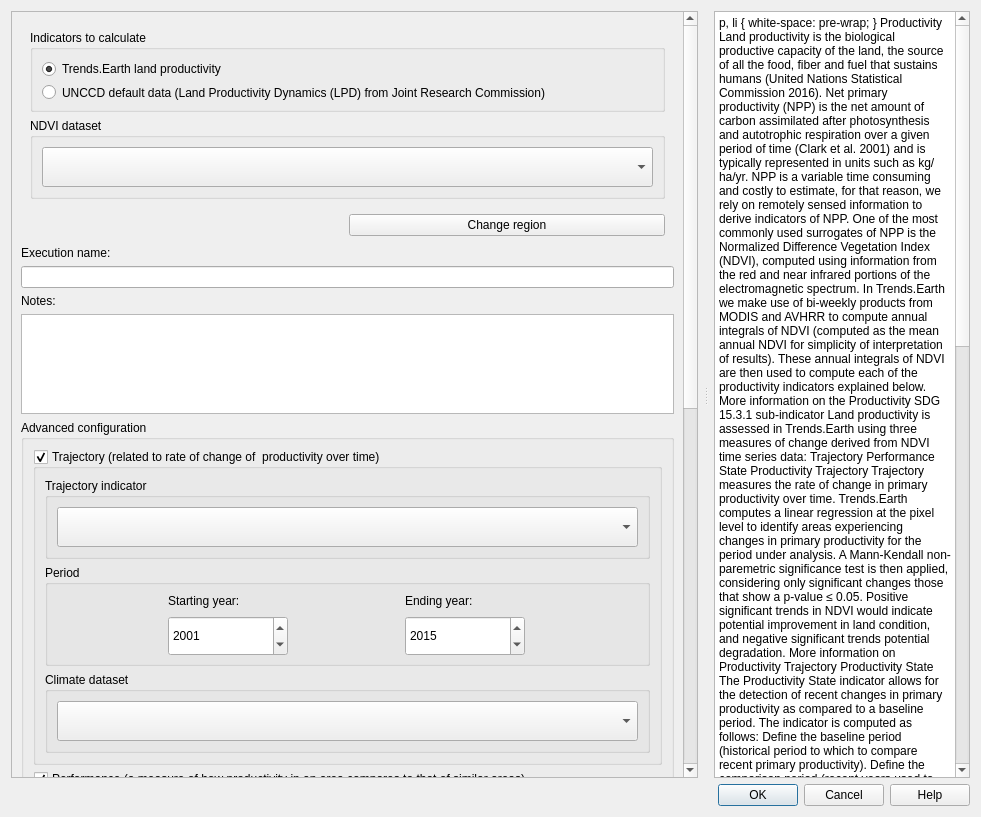
Above: LDMP/gui/DlgCalculateProd.ui from ConservationInternational/trends.earth before the change. Below: the same form after it.
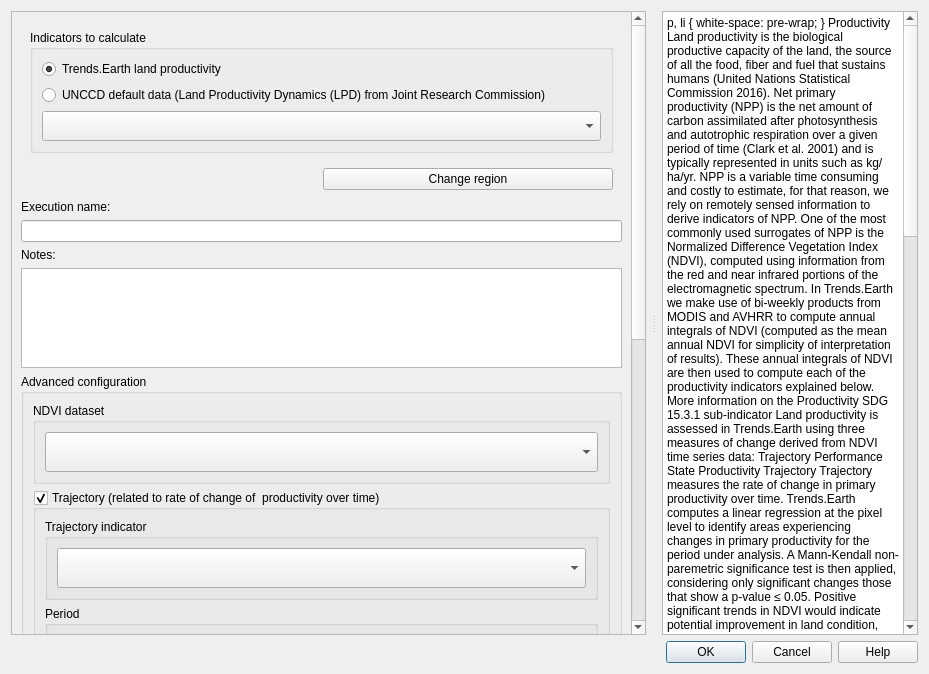
That is the form after the change. Custom widgets are drawn as their Qt base class.

Commit message:
Support all three LPD datasets in productivity tool
Also add filtering of available data layers by a metadata field

Patch:
```diff
--- a/LDMP/gui/DlgCalculateProd.ui
+++ b/LDMP/gui/DlgCalculateProd.ui
@@ -6,8 +6,8 @@
    <rect>
     <x>0</x>
     <y>0</y>
-    <width>981</width>
-    <height>817</height>
+    <width>929</width>
+    <height>674</height>
    </rect>
   </property>
   <property name="sizePolicy">
@@ -73,8 +73,8 @@
            <rect>
             <x>0</x>
             <y>0</y>
-            <width>675</width>
-            <height>780</height>
+            <width>637</width>
+            <height>625</height>
            </rect>
           </property>
           <layout class="QVBoxLayout" name="verticalLayout_3">
@@ -98,40 +98,8 @@
                 <property name="title">
                  <string>Indicators to calculate</string>
                 </property>
-                <layout class="QGridLayout" name="gridLayout_6">
-                 <item row="1" column="0">
-                  <widget class="QRadioButton" name="mode_lpd_jrc">
-                   <property name="sizePolicy">
-                    <sizepolicy hsizetype="Fixed" vsizetype="Fixed">
-                     <horstretch>0</horstretch>
-                     <verstretch>0</verstretch>
-                    </sizepolicy>
-                   </property>
-                   <property name="text">
-                    <string/>
-                   </property>
-                   <property name="checked">
-                    <bool>false</bool>
-                   </property>
-                  </widget>
-                 </item>
-                 <item row="1" column="1">
-                  <widget class="QLabel" name="label">
-                   <property name="sizePolicy">
-                    <sizepolicy hsizetype="Preferred" vsizetype="Preferred">
-                     <horstretch>0</horstretch>
-                     <verstretch>0</verstretch>
-                    </sizepolicy>
-                   </property>
-                   <property name="text">
-                    <string>UNCCD default data (Land Productivity Dynamics (LPD) from Joint Research Commission)</string>
-                   </property>
-                   <property name="wordWrap">
-                    <bool>true</bool>
-                   </property>
-                  </widget>
-                 </item>
-                 <item row="0" column="0" colspan="2">
+                <layout class="QVBoxLayout" name="verticalLayout_11">
+                 <item>
                   <widget class="QRadioButton" name="mode_te_prod">
                    <property name="sizePolicy">
                     <sizepolicy hsizetype="Preferred" vsizetype="Preferred">
@@ -147,42 +115,28 @@
                    </property>
                   </widget>
                  </item>
-                </layout>
-               </widget>
-              </item>
-              <item>
-               <widget class="QGroupBox" name="groupBox_ndvi_dataset">
-                <property name="sizePolicy">
-                 <sizepolicy hsizetype="Preferred" vsizetype="Preferred">
-                  <horstretch>0</horstretch>
-                  <verstretch>0</verstretch>
-                 </sizepolicy>
-                </property>
-                <property name="maximumSize">
-                 <size>
-                  <width>16777215</width>
-                  <height>16777215</height>
-                 </size>
-                </property>
-                <property name="title">
-                 <string>NDVI dataset</string>
-                </property>
-                <property name="flat">
-                 <bool>true</bool>
-                </property>
-                <layout class="QVBoxLayout" name="verticalLayout_4">
                  <item>
-                  <widget class="QComboBox" name="dataset_ndvi">
+                  <widget class="QRadioButton" name="mode_lpd_jrc">
                    <property name="sizePolicy">
                     <sizepolicy hsizetype="Preferred" vsizetype="Preferred">
                      <horstretch>0</horstretch>
                      <verstretch>0</verstretch>
                     </sizepolicy>
                    </property>
+                   <property name="text">
+                    <string>UNCCD default data (Land Productivity Dynamics (LPD) from Joint Research Commission)</string>
+                   </property>
+                   <property name="checked">
+                    <bool>false</bool>
+                   </property>
+                  </widget>
+                 </item>
+                 <item>
+                  <widget class="QComboBox" name="combo_lpd">
                    <property name="minimumSize">
                     <size>
                      <width>0</width>
-                     <height>40</height>
+                     <height>30</height>
                     </size>
                    </property>
                    <property name="toolTip">
@@ -287,6 +241,49 @@
               <bool>true</bool>
              </property>
              <layout class="QVBoxLayout" name="verticalLayout_9">
+              <item>
+               <widget class="QGroupBox" name="groupBox_ndvi_dataset">
+                <property name="sizePolicy">
+                 <sizepolicy hsizetype="Preferred" vsizetype="Preferred">
+                  <horstretch>0</horstretch>
+                  <verstretch>0</verstretch>
+                 </sizepolicy>
+                </property>
+                <property name="maximumSize">
+                 <size>
+                  <width>16777215</width>
+                  <height>16777215</height>
+                 </size>
+                </property>
+                <property name="title">
+                 <string>NDVI dataset</string>
+                </property>
+                <property name="flat">
+                 <bool>true</bool>
+                </property>
+                <layout class="QVBoxLayout" name="verticalLayout_4">
+                 <item>
+                  <widget class="QComboBox" name="dataset_ndvi">
+                   <property name="sizePolicy">
+                    <sizepolicy hsizetype="Preferred" vsizetype="Preferred">
+                     <horstretch>0</horstretch>
+                     <verstretch>0</verstretch>
+                    </sizepolicy>
+                   </property>
+                   <property name="minimumSize">
+                    <size>
+                     <width>0</width>
+                     <height>40</height>
+                    </size>
+                   </property>
+                   <property name="toolTip">
+                    <string>Select the type of the NDVI dataset.</string>
+                   </property>
+                  </widget>
+                 </item>
+                </layout>
+               </widget>
+              </item>
               <item>
                <widget class="QGroupBox" name="groupBox_traj">
                 <property name="title">
@@ -980,45 +977,45 @@
        <string>&lt;!DOCTYPE HTML PUBLIC &quot;-//W3C//DTD HTML 4.0//EN&quot; &quot;http://www.w3.org/TR/REC-html40/strict.dtd&quot;&gt;
 &lt;html&gt;&lt;head&gt;&lt;meta name=&quot;qrichtext&quot; content=&quot;1&quot; /&gt;&lt;style type=&quot;text/css&quot;&gt;
 p, li { white-space: pre-wrap; }
-&lt;/style&gt;&lt;/head&gt;&lt;body style=&quot; font-family:'Ubuntu'; font-size:11pt; font-weight:400; font-style:normal;&quot;&gt;
-&lt;p style=&quot; margin-top:0px; margin-bottom:0px; margin-left:0px; margin-right:0px; -qt-block-indent:0; text-indent:0px;&quot;&gt;&lt;span style=&quot; font-size:large; font-weight:600;&quot;&gt;Productivity&lt;/span&gt;&lt;/p&gt;
-&lt;p style=&quot; margin-top:12px; margin-bottom:12px; margin-left:0px; margin-right:0px; -qt-block-indent:0; text-indent:0px;&quot;&gt;Land productivity is the biological productive capacity of the land, the source of all the food, fiber and fuel that sustains humans (United Nations Statistical Commission 2016). Net primary productivity (NPP) is the net amount of carbon assimilated after photosynthesis and autotrophic respiration over a given period of time (Clark et al. 2001) and is typically represented in units such as kg/ha/yr. NPP is a variable time consuming and costly to estimate, for that reason, we rely on remotely sensed information to derive indicators of NPP.&lt;/p&gt;
-&lt;p style=&quot;-qt-paragraph-type:empty; margin-top:12px; margin-bottom:12px; margin-left:0px; margin-right:0px; -qt-block-indent:0; text-indent:0px;&quot;&gt;&lt;br /&gt;&lt;/p&gt;
-&lt;p style=&quot; margin-top:12px; margin-bottom:12px; margin-left:0px; margin-right:0px; -qt-block-indent:0; text-indent:0px;&quot;&gt;One of the most commonly used surrogates of NPP is the Normalized Difference Vegetation Index (NDVI), computed using information from the red and near infrared portions of the electromagnetic spectrum. In Trends.Earth we make use of bi-weekly products from MODIS and AVHRR to compute annual integrals of NDVI (computed as the mean annual NDVI for simplicity of interpretation of results). These annual integrals of NDVI are then used to compute each of the productivity indicators explained below.&lt;/p&gt;
-&lt;p style=&quot;-qt-paragraph-type:empty; margin-top:12px; margin-bottom:12px; margin-left:0px; margin-right:0px; -qt-block-indent:0; text-indent:0px;&quot;&gt;&lt;br /&gt;&lt;/p&gt;
-&lt;p style=&quot; margin-top:12px; margin-bottom:12px; margin-left:0px; margin-right:0px; -qt-block-indent:0; text-indent:0px;&quot;&gt;&lt;a href=&quot;http://trends.earth/docs/en/background/understanding_indicators15.html#productivity&quot;&gt;&lt;span style=&quot; text-decoration: underline; color:#0000ff;&quot;&gt;More information on the Productivity SDG 15.3.1 sub-indicator&lt;/span&gt;&lt;/a&gt;&lt;/p&gt;
-&lt;p style=&quot;-qt-paragraph-type:empty; margin-top:12px; margin-bottom:12px; margin-left:0px; margin-right:0px; -qt-block-indent:0; text-indent:0px;&quot;&gt;&lt;br /&gt;&lt;/p&gt;
-&lt;p style=&quot; margin-top:12px; margin-bottom:12px; margin-left:0px; margin-right:0px; -qt-block-indent:0; text-indent:0px;&quot;&gt;Land productivity is assessed in Trends.Earth using three measures of change derived from NDVI time series data: &lt;/p&gt;
-&lt;ul style=&quot;margin-top: 0px; margin-bottom: 0px; margin-left: 0px; margin-right: 0px; -qt-list-indent: 1;&quot;&gt;&lt;li style=&quot; margin-top:12px; margin-bottom:0px; margin-left:0px; margin-right:0px; -qt-block-indent:0; text-indent:0px;&quot;&gt;Trajectory&lt;/li&gt;
-&lt;li style=&quot; margin-top:0px; margin-bottom:0px; margin-left:0px; margin-right:0px; -qt-block-indent:0; text-indent:0px;&quot;&gt;Performance&lt;/li&gt;
-&lt;li style=&quot; margin-top:0px; margin-bottom:12px; margin-left:0px; margin-right:0px; -qt-block-indent:0; text-indent:0px;&quot;&gt;State&lt;/li&gt;&lt;/ul&gt;
-&lt;p style=&quot;-qt-paragraph-type:empty; margin-top:0px; margin-bottom:12px; margin-left:0px; margin-right:0px; -qt-block-indent:0; text-indent:0px;&quot;&gt;&lt;br /&gt;&lt;/p&gt;
-&lt;p style=&quot; margin-top:0px; margin-bottom:12px; margin-left:0px; margin-right:0px; -qt-block-indent:0; text-indent:0px;&quot;&gt;&lt;span style=&quot; font-size:medium; font-weight:600;&quot;&gt;Productivity Trajectory&lt;/span&gt;&lt;/p&gt;
-&lt;p style=&quot; margin-top:12px; margin-bottom:12px; margin-left:0px; margin-right:0px; -qt-block-indent:0; text-indent:0px;&quot;&gt;Trajectory measures the rate of change in primary productivity over time. Trends.Earth computes a linear regression at the pixel level to identify areas experiencing changes in primary productivity for the period under analysis. A Mann-Kendall non-paremetric significance test is then applied, considering only significant changes those that show a p-value ≤ 0.05. Positive significant trends in NDVI would indicate potential improvement in land condition, and negative significant trends potential degradation.&lt;/p&gt;
-&lt;p style=&quot;-qt-paragraph-type:empty; margin-top:12px; margin-bottom:12px; margin-left:0px; margin-right:0px; -qt-block-indent:0; text-indent:0px;&quot;&gt;&lt;br /&gt;&lt;/p&gt;
-&lt;p style=&quot; margin-top:12px; margin-bottom:12px; margin-left:0px; margin-right:0px; -qt-block-indent:0; text-indent:0px;&quot;&gt;&lt;a href=&quot;http://trends.earth/docs/en/background/understanding_indicators15.html#productivity-trajectory&quot;&gt;&lt;span style=&quot; text-decoration: underline; color:#0000ff;&quot;&gt;More information on Productivity Trajectory&lt;/span&gt;&lt;/a&gt;&lt;/p&gt;
-&lt;p style=&quot;-qt-paragraph-type:empty; margin-top:12px; margin-bottom:12px; margin-left:0px; margin-right:0px; -qt-block-indent:0; text-indent:0px;&quot;&gt;&lt;br /&gt;&lt;/p&gt;
-&lt;p style=&quot; margin-top:12px; margin-bottom:12px; margin-left:0px; margin-right:0px; -qt-block-indent:0; text-indent:0px;&quot;&gt;&lt;span style=&quot; font-size:medium; font-weight:600;&quot;&gt;Productivity State&lt;/span&gt;&lt;/p&gt;
-&lt;p style=&quot; margin-top:12px; margin-bottom:12px; margin-left:0px; margin-right:0px; -qt-block-indent:0; text-indent:0px;&quot;&gt;The Productivity State indicator allows for the detection of recent changes in primary productivity as compared to a baseline period. The indicator is computed as follows:&lt;/p&gt;
-&lt;ol style=&quot;margin-top: 0px; margin-bottom: 0px; margin-left: 0px; margin-right: 0px; -qt-list-indent: 1;&quot;&gt;&lt;li style=&quot; margin-top:12px; margin-bottom:12px; margin-left:0px; margin-right:0px; -qt-block-indent:0; text-indent:0px;&quot;&gt;Define the baseline period (historical period to which to compare recent primary productivity).&lt;/li&gt;
-&lt;li style=&quot; margin-top:12px; margin-bottom:12px; margin-left:0px; margin-right:0px; -qt-block-indent:0; text-indent:0px;&quot;&gt;Define the comparison period (recent years used to compute comparison). It is recommended to use a 3-year to avoid annual fluctuations related to climate.&lt;/li&gt;
-&lt;li style=&quot; margin-top:12px; margin-bottom:12px; margin-left:0px; margin-right:0px; -qt-block-indent:0; text-indent:0px;&quot;&gt;For each pixel, use the annual integrals of NDVI for the baseline period to compute a frequency distribution. In case the baseline period missed some extreme values in NDVI, add 5% on both extremes of the distribution. That expanded frequency distribution curve is then used to define the cut-off values of the 10 percentile classes.&lt;/li&gt;
-&lt;li style=&quot; margin-top:12px; margin-bottom:12px; margin-left:0px; margin-right:0px; -qt-block-indent:0; text-indent:0px;&quot;&gt;Compute the mean NDVI for the baseline period, and determine the percentile class it belongs to. Assign to the mean NDVI for the baseline period the number corresponding to that percentile class. Possible values range from 1 (lowest class) to 10 (highest class).&lt;/li&gt;
-&lt;li style=&quot; margin-top:12px; margin-bottom:12px; margin-left:0px; margin-right:0px; -qt-block-indent:0; text-indent:0px;&quot;&gt;Compute the mean NDVI for the comparison period, and determine the percentile class it belongs to. Assign to the mean NDVI for the comparison period the number corresponding to that percentile class. Possible values range from 1 (lowest class) to 10 (highest class).&lt;/li&gt;
-&lt;li style=&quot; margin-top:12px; margin-bottom:12px; margin-left:0px; margin-right:0px; -qt-block-indent:0; text-indent:0px;&quot;&gt;Determine the difference in class number between the comparison and the baseline period (comparison minus baseline).&lt;/li&gt;
-&lt;li style=&quot; margin-top:12px; margin-bottom:12px; margin-left:0px; margin-right:0px; -qt-block-indent:0; text-indent:0px;&quot;&gt;If the difference in class between the baseline and the comparison period is ≤ 2, then that pixel could potentially be degraded. If the difference is ≥ 2, that pixel would indicate a recent improvement in terms of primary productivity. Pixels with small changes are considered stable.&lt;/li&gt;&lt;/ol&gt;
-&lt;p style=&quot;-qt-paragraph-type:empty; margin-top:12px; margin-bottom:12px; margin-left:0px; margin-right:0px; -qt-block-indent:0; text-indent:0px;&quot;&gt;&lt;br /&gt;&lt;/p&gt;
-&lt;p style=&quot; margin-top:12px; margin-bottom:12px; margin-left:0px; margin-right:0px; -qt-block-indent:0; text-indent:0px;&quot;&gt;&lt;a href=&quot;http://trends.earth/docs/en/background/understanding_indicators15.html#productivity-state&quot;&gt;&lt;span style=&quot; text-decoration: underline; color:#0000ff;&quot;&gt;More information on Productivity State&lt;/span&gt;&lt;/a&gt;&lt;/p&gt;
-&lt;p style=&quot;-qt-paragraph-type:empty; margin-top:0px; margin-bottom:0px; margin-left:0px; margin-right:0px; -qt-block-indent:0; text-indent:0px; text-decoration: underline; color:#0000ff;&quot;&gt;&lt;br /&gt;&lt;/p&gt;
-&lt;p style=&quot; margin-top:12px; margin-bottom:12px; margin-left:0px; margin-right:0px; -qt-block-indent:0; text-indent:0px;&quot;&gt;&lt;span style=&quot; font-size:medium; font-weight:600;&quot;&gt;Productivity Performance&lt;/span&gt;&lt;/p&gt;
-&lt;p style=&quot; margin-top:12px; margin-bottom:12px; margin-left:0px; margin-right:0px; -qt-block-indent:0; text-indent:0px;&quot;&gt;The Productivity Performance indicator measures local productivity relative to other similar vegetation types in similar land cover types or bioclimatic regions throughout the study area. Trends.Earth uses the unique combination of soil units (soil taxonomy units using USDA system provided by SoilGrids at 250m resolution) and land cover (full 37 land cover classes provided by ESA CCI at 300m resolution) to define this areas of analysis. The indicator is computed as follows:&lt;/p&gt;
-&lt;ol style=&quot;margin-top: 0px; margin-bottom: 0px; margin-left: 0px; margin-right: 0px; -qt-list-indent: 1;&quot;&gt;&lt;li style=&quot; margin-top:12px; margin-bottom:12px; margin-left:0px; margin-right:0px; -qt-block-indent:0; text-indent:0px;&quot;&gt;Define the analysis period, and use the time series of NDVI to compute mean the NDVI for each pixel.&lt;/li&gt;
-&lt;li style=&quot; margin-top:12px; margin-bottom:12px; margin-left:0px; margin-right:0px; -qt-block-indent:0; text-indent:0px;&quot;&gt;Define similar ecologically similar units as the unique intersection of land cover and soil type.&lt;/li&gt;
-&lt;li style=&quot; margin-top:12px; margin-bottom:12px; margin-left:0px; margin-right:0px; -qt-block-indent:0; text-indent:0px;&quot;&gt;For each unit, extract all the mean NDVI values computed in step 1, and create a frequency distribution. From this distribution determine the value which represents the 90th percentile (we don’t recommend using the absolute maximum NDVI value to avoid possible errors due to the presence of outliers). The value representing the 90th percentile will be considered the maximum productivity for that unit.&lt;/li&gt;
-&lt;li style=&quot; margin-top:12px; margin-bottom:12px; margin-left:0px; margin-right:0px; -qt-block-indent:0; text-indent:0px;&quot;&gt;Compute the ratio of mean NDVI and maximum productivity (in each case compare the mean observed value to the maximum for its corresponding unit).&lt;/li&gt;
-&lt;li style=&quot; margin-top:12px; margin-bottom:12px; margin-left:0px; margin-right:0px; -qt-block-indent:0; text-indent:0px;&quot;&gt;If observed mean NDVI is lower than 50% than the maximum productivity, that pixel is considered potentially degraded for this indicator.&lt;/li&gt;&lt;/ol&gt;
-&lt;p style=&quot;-qt-paragraph-type:empty; margin-top:12px; margin-bottom:12px; margin-left:0px; margin-right:0px; -qt-block-indent:0; text-indent:0px;&quot;&gt;&lt;br /&gt;&lt;/p&gt;
-&lt;p style=&quot; margin-top:12px; margin-bottom:12px; margin-left:0px; margin-right:0px; -qt-block-indent:0; text-indent:0px;&quot;&gt;&lt;a href=&quot;http://trends.earth/docs/en/background/understanding_indicators15.html#productivity-performance&quot;&gt;&lt;span style=&quot; text-decoration: underline; color:#0000ff;&quot;&gt;More information on Productivity Performance&lt;/span&gt;&lt;/a&gt;&lt;/p&gt;&lt;/body&gt;&lt;/html&gt;</string>
+&lt;/style&gt;&lt;/head&gt;&lt;body style=&quot; font-family:'MS Shell Dlg 2'; font-size:8.25pt; font-weight:400; font-style:normal;&quot;&gt;
+&lt;p style=&quot; margin-top:0px; margin-bottom:0px; margin-left:0px; margin-right:0px; -qt-block-indent:0; text-indent:0px;&quot;&gt;&lt;span style=&quot; font-family:'Ubuntu'; font-size:11pt; font-weight:600;&quot;&gt;Productivity&lt;/span&gt;&lt;/p&gt;
+&lt;p style=&quot; margin-top:12px; margin-bottom:12px; margin-left:0px; margin-right:0px; -qt-block-indent:0; text-indent:0px;&quot;&gt;&lt;span style=&quot; font-family:'Ubuntu'; font-size:11pt;&quot;&gt;Land productivity is the biological productive capacity of the land, the source of all the food, fiber and fuel that sustains humans (United Nations Statistical Commission 2016). Net primary productivity (NPP) is the net amount of carbon assimilated after photosynthesis and autotrophic respiration over a given period of time (Clark et al. 2001) and is typically represented in units such as kg/ha/yr. NPP is a variable time consuming and costly to estimate, for that reason, we rely on remotely sensed information to derive indicators of NPP.&lt;/span&gt;&lt;/p&gt;
+&lt;p style=&quot;-qt-paragraph-type:empty; margin-top:12px; margin-bottom:12px; margin-left:0px; margin-right:0px; -qt-block-indent:0; text-indent:0px; font-family:'Ubuntu'; font-size:11pt;&quot;&gt;&lt;br /&gt;&lt;/p&gt;
+&lt;p style=&quot; margin-top:12px; margin-bottom:12px; margin-left:0px; margin-right:0px; -qt-block-indent:0; text-indent:0px;&quot;&gt;&lt;span style=&quot; font-family:'Ubuntu'; font-size:11pt;&quot;&gt;One of the most commonly used surrogates of NPP is the Normalized Difference Vegetation Index (NDVI), computed using information from the red and near infrared portions of the electromagnetic spectrum. In Trends.Earth we make use of bi-weekly products from MODIS and AVHRR to compute annual integrals of NDVI (computed as the mean annual NDVI for simplicity of interpretation of results). These annual integrals of NDVI are then used to compute each of the productivity indicators explained below.&lt;/span&gt;&lt;/p&gt;
+&lt;p style=&quot;-qt-paragraph-type:empty; margin-top:12px; margin-bottom:12px; margin-left:0px; margin-right:0px; -qt-block-indent:0; text-indent:0px; font-family:'Ubuntu'; font-size:11pt;&quot;&gt;&lt;br /&gt;&lt;/p&gt;
+&lt;p style=&quot; margin-top:12px; margin-bottom:12px; margin-left:0px; margin-right:0px; -qt-block-indent:0; text-indent:0px;&quot;&gt;&lt;a href=&quot;http://trends.earth/docs/en/background/understanding_indicators15.html#productivity&quot;&gt;&lt;span style=&quot; font-family:'Ubuntu'; font-size:11pt; text-decoration: underline; color:#0000ff;&quot;&gt;More information on the Productivity SDG 15.3.1 sub-indicator&lt;/span&gt;&lt;/a&gt;&lt;/p&gt;
+&lt;p style=&quot;-qt-paragraph-type:empty; margin-top:12px; margin-bottom:12px; margin-left:0px; margin-right:0px; -qt-block-indent:0; text-indent:0px; font-family:'Ubuntu'; font-size:11pt;&quot;&gt;&lt;br /&gt;&lt;/p&gt;
+&lt;p style=&quot; margin-top:12px; margin-bottom:12px; margin-left:0px; margin-right:0px; -qt-block-indent:0; text-indent:0px;&quot;&gt;&lt;span style=&quot; font-family:'Ubuntu'; font-size:11pt;&quot;&gt;Land productivity is assessed in Trends.Earth using three measures of change derived from NDVI time series data: &lt;/span&gt;&lt;/p&gt;
+&lt;ul style=&quot;margin-top: 0px; margin-bottom: 0px; margin-left: 0px; margin-right: 0px; -qt-list-indent: 1;&quot;&gt;&lt;li style=&quot; font-family:'Ubuntu'; font-size:11pt;&quot; style=&quot; margin-top:12px; margin-bottom:0px; margin-left:0px; margin-right:0px; -qt-block-indent:0; text-indent:0px;&quot;&gt;Trajectory&lt;/li&gt;
+&lt;li style=&quot; font-family:'Ubuntu'; font-size:11pt;&quot; style=&quot; margin-top:0px; margin-bottom:0px; margin-left:0px; margin-right:0px; -qt-block-indent:0; text-indent:0px;&quot;&gt;Performance&lt;/li&gt;
+&lt;li style=&quot; font-family:'Ubuntu'; font-size:11pt;&quot; style=&quot; margin-top:0px; margin-bottom:12px; margin-left:0px; margin-right:0px; -qt-block-indent:0; text-indent:0px;&quot;&gt;State&lt;/li&gt;&lt;/ul&gt;
+&lt;p style=&quot;-qt-paragraph-type:empty; margin-top:0px; margin-bottom:12px; margin-left:0px; margin-right:0px; -qt-block-indent:0; text-indent:0px; font-family:'Ubuntu'; font-size:11pt;&quot;&gt;&lt;br /&gt;&lt;/p&gt;
+&lt;p style=&quot; margin-top:0px; margin-bottom:12px; margin-left:0px; margin-right:0px; -qt-block-indent:0; text-indent:0px;&quot;&gt;&lt;span style=&quot; font-family:'Ubuntu'; font-size:11pt; font-weight:600;&quot;&gt;Productivity Trajectory&lt;/span&gt;&lt;/p&gt;
+&lt;p style=&quot; margin-top:12px; margin-bottom:12px; margin-left:0px; margin-right:0px; -qt-block-indent:0; text-indent:0px;&quot;&gt;&lt;span style=&quot; font-family:'Ubuntu'; font-size:11pt;&quot;&gt;Trajectory measures the rate of change in primary productivity over time. Trends.Earth computes a linear regression at the pixel level to identify areas experiencing changes in primary productivity for the period under analysis. A Mann-Kendall non-paremetric significance test is then applied, considering only significant changes those that show a p-value ≤ 0.05. Positive significant trends in NDVI would indicate potential improvement in land condition, and negative significant trends potential degradation.&lt;/span&gt;&lt;/p&gt;
+&lt;p style=&quot;-qt-paragraph-type:empty; margin-top:12px; margin-bottom:12px; margin-left:0px; margin-right:0px; -qt-block-indent:0; text-indent:0px; font-family:'Ubuntu'; font-size:11pt;&quot;&gt;&lt;br /&gt;&lt;/p&gt;
+&lt;p style=&quot; margin-top:12px; margin-bottom:12px; margin-left:0px; margin-right:0px; -qt-block-indent:0; text-indent:0px;&quot;&gt;&lt;a href=&quot;http://trends.earth/docs/en/background/understanding_indicators15.html#productivity-trajectory&quot;&gt;&lt;span style=&quot; font-family:'Ubuntu'; font-size:11pt; text-decoration: underline; color:#0000ff;&quot;&gt;More information on Productivity Trajectory&lt;/span&gt;&lt;/a&gt;&lt;/p&gt;
+&lt;p style=&quot;-qt-paragraph-type:empty; margin-top:12px; margin-bottom:12px; margin-left:0px; margin-right:0px; -qt-block-indent:0; text-indent:0px; font-family:'Ubuntu'; font-size:11pt;&quot;&gt;&lt;br /&gt;&lt;/p&gt;
+&lt;p style=&quot; margin-top:12px; margin-bottom:12px; margin-left:0px; margin-right:0px; -qt-block-indent:0; text-indent:0px;&quot;&gt;&lt;span style=&quot; font-family:'Ubuntu'; font-size:11pt; font-weight:600;&quot;&gt;Productivity State&lt;/span&gt;&lt;/p&gt;
+&lt;p style=&quot; margin-top:12px; margin-bottom:12px; margin-left:0px; margin-right:0px; -qt-block-indent:0; text-indent:0px;&quot;&gt;&lt;span style=&quot; font-family:'Ubuntu'; font-size:11pt;&quot;&gt;The Productivity State indicator allows for the detection of recent changes in primary productivity as compared to a baseline period. The indicator is computed as follows:&lt;/span&gt;&lt;/p&gt;
+&lt;ol style=&quot;margin-top: 0px; margin-bottom: 0px; margin-left: 0px; margin-right: 0px; -qt-list-indent: 1;&quot;&gt;&lt;li style=&quot; font-family:'Ubuntu'; font-size:11pt;&quot; style=&quot; margin-top:12px; margin-bottom:12px; margin-left:0px; margin-right:0px; -qt-block-indent:0; text-indent:0px;&quot;&gt;Define the baseline period (historical period to which to compare recent primary productivity).&lt;/li&gt;
+&lt;li style=&quot; font-family:'Ubuntu'; font-size:11pt;&quot; style=&quot; margin-top:12px; margin-bottom:12px; margin-left:0px; margin-right:0px; -qt-block-indent:0; text-indent:0px;&quot;&gt;Define the comparison period (recent years used to compute comparison). It is recommended to use a 3-year to avoid annual fluctuations related to climate.&lt;/li&gt;
+&lt;li style=&quot; font-family:'Ubuntu'; font-size:11pt;&quot; style=&quot; margin-top:12px; margin-bottom:12px; margin-left:0px; margin-right:0px; -qt-block-indent:0; text-indent:0px;&quot;&gt;For each pixel, use the annual integrals of NDVI for the baseline period to compute a frequency distribution. In case the baseline period missed some extreme values in NDVI, add 5% on both extremes of the distribution. That expanded frequency distribution curve is then used to define the cut-off values of the 10 percentile classes.&lt;/li&gt;
+&lt;li style=&quot; font-family:'Ubuntu'; font-size:11pt;&quot; style=&quot; margin-top:12px; margin-bottom:12px; margin-left:0px; margin-right:0px; -qt-block-indent:0; text-indent:0px;&quot;&gt;Compute the mean NDVI for the baseline period, and determine the percentile class it belongs to. Assign to the mean NDVI for the baseline period the number corresponding to that percentile class. Possible values range from 1 (lowest class) to 10 (highest class).&lt;/li&gt;
+&lt;li style=&quot; font-family:'Ubuntu'; font-size:11pt;&quot; style=&quot; margin-top:12px; margin-bottom:12px; margin-left:0px; margin-right:0px; -qt-block-indent:0; text-indent:0px;&quot;&gt;Compute the mean NDVI for the comparison period, and determine the percentile class it belongs to. Assign to the mean NDVI for the comparison period the number corresponding to that percentile class. Possible values range from 1 (lowest class) to 10 (highest class).&lt;/li&gt;
+&lt;li style=&quot; font-family:'Ubuntu'; font-size:11pt;&quot; style=&quot; margin-top:12px; margin-bottom:12px; margin-left:0px; margin-right:0px; -qt-block-indent:0; text-indent:0px;&quot;&gt;Determine the difference in class number between the comparison and the baseline period (comparison minus baseline).&lt;/li&gt;
+&lt;li style=&quot; font-family:'Ubuntu'; font-size:11pt;&quot; style=&quot; margin-top:12px; margin-bottom:12px; margin-left:0px; margin-right:0px; -qt-block-indent:0; text-indent:0px;&quot;&gt;If the difference in class between the baseline and the comparison period is ≤ 2, then that pixel could potentially be degraded. If the difference is ≥ 2, that pixel would indicate a recent improvement in terms of primary productivity. Pixels with small changes are considered stable.&lt;/li&gt;&lt;/ol&gt;
+&lt;p style=&quot;-qt-paragraph-type:empty; margin-top:12px; margin-bottom:12px; margin-left:0px; margin-right:0px; -qt-block-indent:0; text-indent:0px; font-family:'Ubuntu'; font-size:11pt;&quot;&gt;&lt;br /&gt;&lt;/p&gt;
+&lt;p style=&quot; margin-top:12px; margin-bottom:12px; margin-left:0px; margin-right:0px; -qt-block-indent:0; text-indent:0px;&quot;&gt;&lt;a href=&quot;http://trends.earth/docs/en/background/understanding_indicators15.html#productivity-state&quot;&gt;&lt;span style=&quot; font-family:'Ubuntu'; font-size:11pt; text-decoration: underline; color:#0000ff;&quot;&gt;More information on Productivity State&lt;/span&gt;&lt;/a&gt;&lt;/p&gt;
+&lt;p style=&quot;-qt-paragraph-type:empty; margin-top:0px; margin-bottom:0px; margin-left:0px; margin-right:0px; -qt-block-indent:0; text-indent:0px; font-family:'Ubuntu'; font-size:11pt; text-decoration: underline; color:#0000ff;&quot;&gt;&lt;br /&gt;&lt;/p&gt;
+&lt;p style=&quot; margin-top:12px; margin-bottom:12px; margin-left:0px; margin-right:0px; -qt-block-indent:0; text-indent:0px;&quot;&gt;&lt;span style=&quot; font-family:'Ubuntu'; font-size:11pt; font-weight:600;&quot;&gt;Productivity Performance&lt;/span&gt;&lt;/p&gt;
+&lt;p style=&quot; margin-top:12px; margin-bottom:12px; margin-left:0px; margin-right:0px; -qt-block-indent:0; text-indent:0px;&quot;&gt;&lt;span style=&quot; font-family:'Ubuntu'; font-size:11pt;&quot;&gt;The Productivity Performance indicator measures local productivity relative to other similar vegetation types in similar land cover types or bioclimatic regions throughout the study area. Trends.Earth uses the unique combination of soil units (soil taxonomy units using USDA system provided by SoilGrids at 250m resolution) and land cover (full 37 land cover classes provided by ESA CCI at 300m resolution) to define this areas of analysis. The indicator is computed as follows:&lt;/span&gt;&lt;/p&gt;
+&lt;ol style=&quot;margin-top: 0px; margin-bottom: 0px; margin-left: 0px; margin-right: 0px; -qt-list-indent: 1;&quot;&gt;&lt;li style=&quot; font-family:'Ubuntu'; font-size:11pt;&quot; style=&quot; margin-top:12px; margin-bottom:12px; margin-left:0px; margin-right:0px; -qt-block-indent:0; text-indent:0px;&quot;&gt;Define the analysis period, and use the time series of NDVI to compute mean the NDVI for each pixel.&lt;/li&gt;
+&lt;li style=&quot; font-family:'Ubuntu'; font-size:11pt;&quot; style=&quot; margin-top:12px; margin-bottom:12px; margin-left:0px; margin-right:0px; -qt-block-indent:0; text-indent:0px;&quot;&gt;Define similar ecologically similar units as the unique intersection of land cover and soil type.&lt;/li&gt;
+&lt;li style=&quot; font-family:'Ubuntu'; font-size:11pt;&quot; style=&quot; margin-top:12px; margin-bottom:12px; margin-left:0px; margin-right:0px; -qt-block-indent:0; text-indent:0px;&quot;&gt;For each unit, extract all the mean NDVI values computed in step 1, and create a frequency distribution. From this distribution determine the value which represents the 90th percentile (we don’t recommend using the absolute maximum NDVI value to avoid possible errors due to the presence of outliers). The value representing the 90th percentile will be considered the maximum productivity for that unit.&lt;/li&gt;
+&lt;li style=&quot; font-family:'Ubuntu'; font-size:11pt;&quot; style=&quot; margin-top:12px; margin-bottom:12px; margin-left:0px; margin-right:0px; -qt-block-indent:0; text-indent:0px;&quot;&gt;Compute the ratio of mean NDVI and maximum productivity (in each case compare the mean observed value to the maximum for its corresponding unit).&lt;/li&gt;
+&lt;li style=&quot; font-family:'Ubuntu'; font-size:11pt;&quot; style=&quot; margin-top:12px; margin-bottom:12px; margin-left:0px; margin-right:0px; -qt-block-indent:0; text-indent:0px;&quot;&gt;If observed mean NDVI is lower than 50% than the maximum productivity, that pixel is considered potentially degraded for this indicator.&lt;/li&gt;&lt;/ol&gt;
+&lt;p style=&quot;-qt-paragraph-type:empty; margin-top:12px; margin-bottom:12px; margin-left:0px; margin-right:0px; -qt-block-indent:0; text-indent:0px; font-family:'Ubuntu'; font-size:11pt;&quot;&gt;&lt;br /&gt;&lt;/p&gt;
+&lt;p style=&quot; margin-top:12px; margin-bottom:12px; margin-left:0px; margin-right:0px; -qt-block-indent:0; text-indent:0px;&quot;&gt;&lt;a href=&quot;http://trends.earth/docs/en/background/understanding_indicators15.html#productivity-performance&quot;&gt;&lt;span style=&quot; font-family:'Ubuntu'; font-size:11pt; text-decoration: underline; color:#0000ff;&quot;&gt;More information on Productivity Performance&lt;/span&gt;&lt;/a&gt;&lt;/p&gt;&lt;/body&gt;&lt;/html&gt;</string>
       </property>
       <property name="openExternalLinks">
        <bool>true</bool>
```
Left out of the diff: 5 changed lines with no effect on the pictures. The commit also changes 5 other files.
